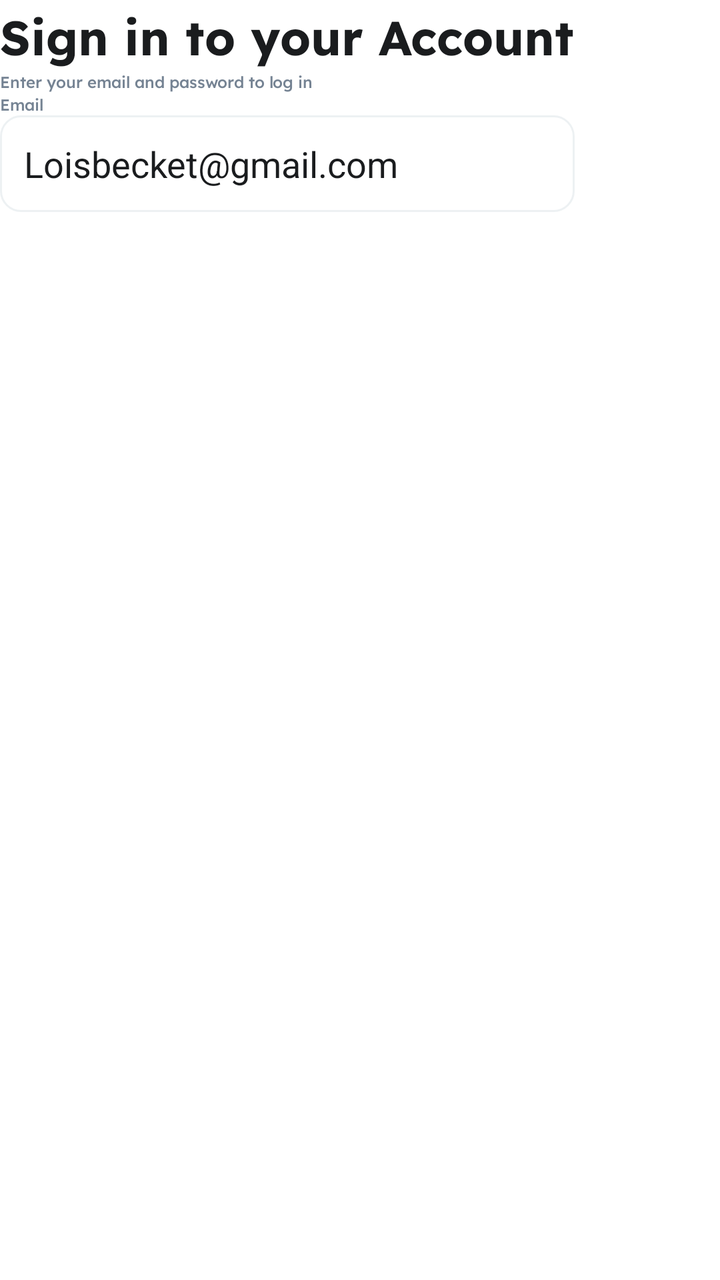
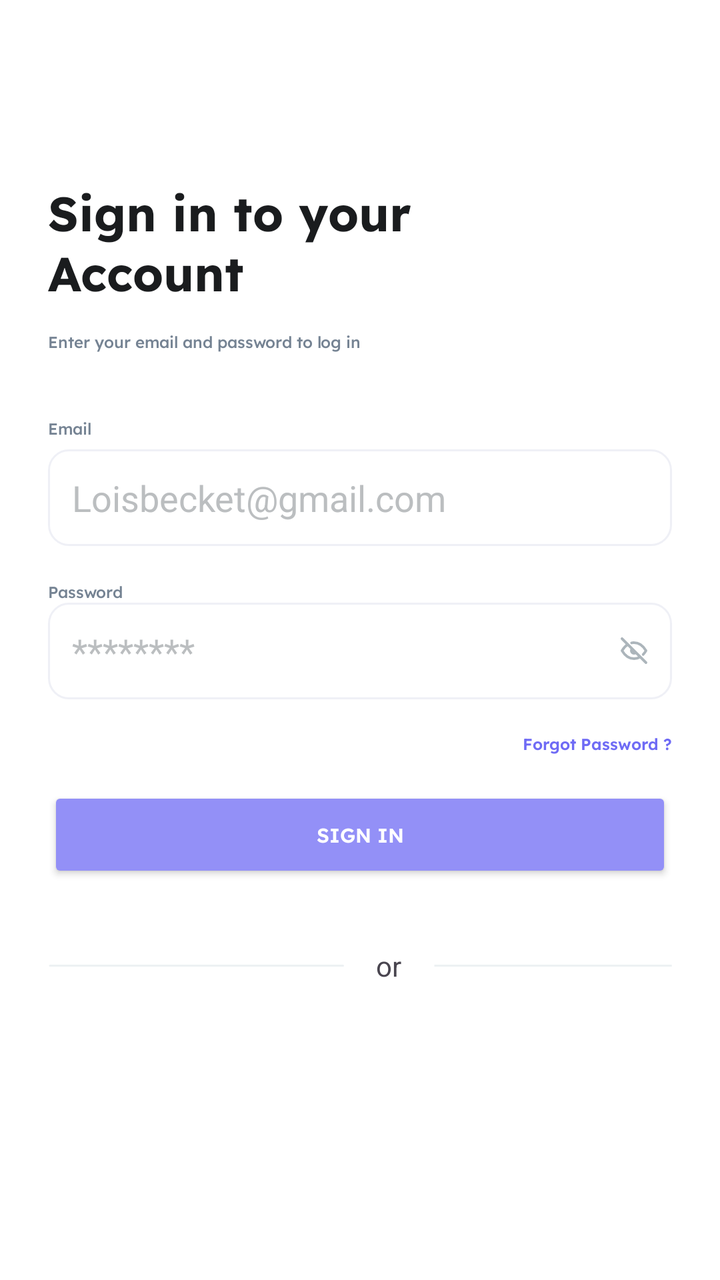

Compare the two renders of this Android layout. The source of the first and the diff that turns it into the second are given below.
<!-- AndroidManifest.xml: application theme Theme.ManagePass -->
<!-- res/layout/activity_sign_in.xml -->
<?xml version="1.0" encoding="utf-8"?>
<androidx.constraintlayout.widget.ConstraintLayout xmlns:android="http://schemas.android.com/apk/res/android"
    xmlns:app="http://schemas.android.com/apk/res-auto"
    xmlns:tools="http://schemas.android.com/tools"
    android:id="@+id/main"
    android:layout_width="match_parent"
    android:layout_height="match_parent"
    tools:context=".SignInActivity" android:background="@color/white">

    <LinearLayout
        android:layout_width="wrap_content"
        android:layout_height="wrap_content"
        android:orientation="vertical">

        <TextView
            android:id="@+id/textView3"
            style="@style/largebold"
            android:layout_width="wrap_content"
            android:layout_height="wrap_content"
            android:text="@string/login_page_title" />

        <TextView
            android:id="@+id/textView4"
            style="@style/xs_medium"
            android:layout_width="wrap_content"
            android:layout_height="wrap_content"
            android:text="@string/login_page_sous_title" />

        <TextView
            android:id="@+id/textView5"
            style="@style/xs_medium"
            android:layout_width="wrap_content"
            android:layout_height="wrap_content"
            android:text="@string/login_page_label_email" />
        <EditText
            android:layout_width="match_parent"
            android:layout_height="wrap_content"
            android:hint="Loisbecket@gmail.com" android:textColorHint="@color/neutral" android:background="@drawable/edit_text_border" android:padding="12dp"/>
    </LinearLayout>

</androidx.constraintlayout.widget.ConstraintLayout>
<!-- resources referenced by this layout -->
<resources>
  <color name="neutral">#1A1C1E</color>
  <color name="white">#FFFFFFFF</color>
  <!-- drawable edit_text_border (drawable) -->
  <?xml version="1.0" encoding="utf-8"?>
  <selector xmlns:android="http://schemas.android.com/apk/res/android">
      <item>
          <shape>
              <solid android:color="#FFFFFF" />
              <stroke
                  android:width="1dp"
                  android:color="#EDF1F3" /> 
              <corners android:radius="10dp" />
          </shape>
      </item>
  </selector>
  <string name="login_page_label_email">Email</string>
  <string name="login_page_sous_title">Enter your email and password to log in</string>
  <string name="login_page_title">Sign in to your Account</string>
  <style name="largebold" parent="lexend_bold">
          <item name="android:textColor">@color/neutral</item>
          <item name="android:textSize">24dp</item>
      </style>
  <style name="xs_medium" parent="lexend_medium">
          <item name="android:textColor">@color/gris_ardoise</item>
          <item name="android:textSize">8dp</item>
      </style>
  <style name="Theme.ManagePass" parent="Base.Theme.ManagePass" />
  <style name="lexend_bold">
          <item name="android:fontFamily">@font/lexendbold</item>
      </style>
  <style name="lexend_medium">
          <item name="android:fontFamily">@font/lexendmedium</item>
      </style>
  <color name="gris_ardoise">#758393</color>
  <style name="Base.Theme.ManagePass" parent="Theme.Material3.DayNight.NoActionBar">
          
          
      </style>
</resources>

<!-- the commit's change to res/layout/activity_sign_in.xml (unified diff, before → after) -->
@@ -8,34 +8,77 @@
     tools:context=".SignInActivity" android:background="@color/white">
 
     <LinearLayout
-        android:layout_width="wrap_content"
-        android:layout_height="wrap_content"
-        android:orientation="vertical">
+        android:layout_width="match_parent"
+        android:layout_height="match_parent"
+        android:orientation="vertical" android:layout_marginLeft="24dp" android:layout_marginRight="24dp">
 
         <TextView
-            android:id="@+id/textView3"
+            android:id="@+id/login_page_title"
             style="@style/largebold"
             android:layout_width="wrap_content"
             android:layout_height="wrap_content"
-            android:text="@string/login_page_title" />
+            android:text="@string/login_page_title" android:layout_marginTop="88dp" android:maxWidth="235dp" />
 
         <TextView
-            android:id="@+id/textView4"
+            android:id="@+id/login_page_sous_title"
             style="@style/xs_medium"
             android:layout_width="wrap_content"
             android:layout_height="wrap_content"
-            android:text="@string/login_page_sous_title" />
+            android:text="@string/login_page_sous_title" android:layout_marginTop="12dp" />
 
         <TextView
-            android:id="@+id/textView5"
+            android:id="@+id/email_label"
             style="@style/xs_medium"
             android:layout_width="wrap_content"
             android:layout_height="wrap_content"
-            android:text="@string/login_page_label_email" />
-        <EditText
+            android:text="@string/login_page_label_email"  android:layout_marginTop="32dp" android:layout_marginBottom="5dp"/>
+        <EditText android:id="@+id/email_input"
             android:layout_width="match_parent"
             android:layout_height="wrap_content"
-            android:hint="Loisbecket@gmail.com" android:textColorHint="@color/neutral" android:background="@drawable/edit_text_border" android:padding="12dp"/>
+            android:hint="Loisbecket@gmail.com" android:textColorHint="@color/gray_placeholder" android:background="@drawable/edit_text_border" android:padding="12dp"/>
+
+        <TextView
+            android:id="@+id/password_label"
+            style="@style/xs_medium"
+            android:layout_width="wrap_content"
+            android:layout_height="wrap_content"
+            android:text="@string/login_page_label_password" android:layout_marginTop="17dp"/>
+        <EditText android:id="@+id/password_input"
+            android:layout_width="match_parent"
+            android:layout_height="wrap_content"
+            android:hint="********" android:textColorHint="@color/gray_placeholder" android:background="@drawable/edit_text_border" android:drawableEnd="@drawable/icon_eye_off" android:padding="12dp"/>
+
+        <TextView
+            android:id="@+id/forget_text"
+            style="@style/xs_Semibold"
+            android:layout_width="match_parent"
+            android:layout_height="wrap_content"
+            android:text="@string/login_forgot_password"
+            android:textColor="@color/bleu_violet" android:layout_marginTop="16dp" android:layout_marginBottom="16dp" android:gravity="end"/>
+        <Button
+            android:id="@+id/sign_in_button"
+            android:layout_width="match_parent"
+            android:layout_height="wrap_content"
+            android:backgroundTint="@color/mauve_pastel" android:text="@string/login_page_button_sign_in" style="@style/s_semibold_white" android:layout_marginBottom="32dp"/>
+
+        <LinearLayout
+            android:layout_width="match_parent"
+            android:layout_height="wrap_content"
+            android:orientation="horizontal" android:gravity="center_horizontal|center_vertical">
+            <ImageView
+                android:layout_width="wrap_content"
+                android:layout_height="wrap_content"
+                app:srcCompat="@drawable/line"/>
+            <TextView
+                android:layout_width="wrap_content"
+                android:layout_height="wrap_content"
+                android:text="@string/text_or" android:layout_marginStart="16dp"
+                android:layout_marginEnd="16dp"/>
+            <ImageView
+                android:layout_width="wrap_content"
+                android:layout_height="wrap_content"
+                app:srcCompat="@drawable/line"/>
+        </LinearLayout>
     </LinearLayout>
 
 </androidx.constraintlayout.widget.ConstraintLayout>
<!-- resource entries referenced after the edit -->
@@ -1,6 +1,8 @@
 <!-- resources referenced by this layout -->
 <resources>
-  <color name="neutral">#1A1C1E</color>
+  <color name="bleu_violet">#6F6BF5</color>
+  <color name="gray_placeholder">#BBBEC0</color>
+  <color name="mauve_pastel">#9390F7</color>
   <color name="white">#FFFFFFFF</color>
   <!-- drawable edit_text_border (drawable) -->
   <?xml version="1.0" encoding="utf-8"?>
@@ -10,17 +12,55 @@
               <solid android:color="#FFFFFF" />
               <stroke
                   android:width="1dp"
-                  android:color="#EDF1F3" /> 
+                  android:color="#EFF0F6" />
               <corners android:radius="10dp" />
           </shape>
       </item>
   </selector>
+  <!-- drawable icon_eye_off (drawable) -->
+  <vector xmlns:android="http://schemas.android.com/apk/res/android"
+      android:width="14dp"
+      android:height="14dp"
+      android:viewportWidth="14"
+      android:viewportHeight="14">
+    <path
+        android:pathData="M6.057,6.058C5.807,6.308 5.666,6.647 5.666,7.001C5.666,7.354 5.807,7.694 6.057,7.944C6.307,8.194 6.646,8.334 7,8.334C7.354,8.334 7.693,8.193 7.943,7.943M10.121,10.115C9.185,10.7 8.103,11.007 7,11C4.6,11 2.6,9.667 1,7C1.848,5.587 2.808,4.548 3.88,3.884M5.787,3.12C6.186,3.039 6.593,2.999 7,3C9.4,3 11.4,4.333 13,7C12.556,7.74 12.081,8.378 11.575,8.913M1,1L13,13"
+        android:strokeLineJoin="round"
+        android:strokeWidth="1.3"
+        android:fillColor="#00000000"
+        android:strokeColor="#ACB5BB"
+        android:strokeLineCap="round"/>
+  </vector>
+  <!-- drawable line (drawable) -->
+  <vector xmlns:android="http://schemas.android.com/apk/res/android"
+      android:width="148dp"
+      android:height="1dp"
+      android:viewportWidth="148"
+      android:viewportHeight="1">
+    <path
+        android:strokeWidth="1"
+        android:pathData="M1,0.5L147.5,0.5"
+        android:fillColor="#00000000"
+        android:strokeColor="#EDF1F3"
+        android:strokeLineCap="round"/>
+  </vector>
+  <string name="login_forgot_password">Forgot Password ?</string>
+  <string name="login_page_button_sign_in">Sign In</string>
   <string name="login_page_label_email">Email</string>
+  <string name="login_page_label_password">Password</string>
   <string name="login_page_sous_title">Enter your email and password to log in</string>
   <string name="login_page_title">Sign in to your Account</string>
+  <string name="text_or">or</string>
   <style name="largebold" parent="lexend_bold">
           <item name="android:textColor">@color/neutral</item>
           <item name="android:textSize">24dp</item>
+      </style>
+  <style name="s_semibold_white" parent="lexend_semibold">
+          <item name="android:textColor">@color/white</item>
+          <item name="android:textSize">10dp</item>
+      </style>
+  <style name="xs_Semibold" parent="lexend_semibold">
+          <item name="android:textSize">8dp</item>
       </style>
   <style name="xs_medium" parent="lexend_medium">
           <item name="android:textColor">@color/gris_ardoise</item>
@@ -29,6 +69,10 @@
   <style name="Theme.ManagePass" parent="Base.Theme.ManagePass" />
   <style name="lexend_bold">
           <item name="android:fontFamily">@font/lexendbold</item>
+      </style>
+  <color name="neutral">#1A1C1E</color>
+  <style name="lexend_semibold">
+          <item name="android:fontFamily">@font/lexendsemibold</item>
       </style>
   <style name="lexend_medium">
           <item name="android:fontFamily">@font/lexendmedium</item>
